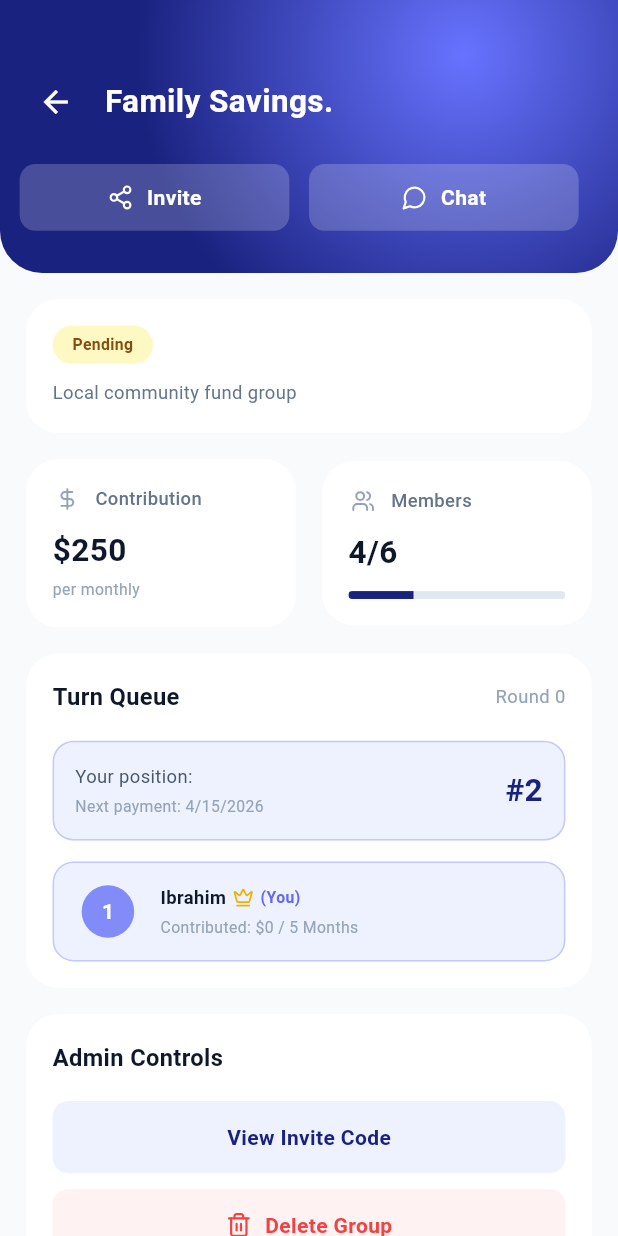
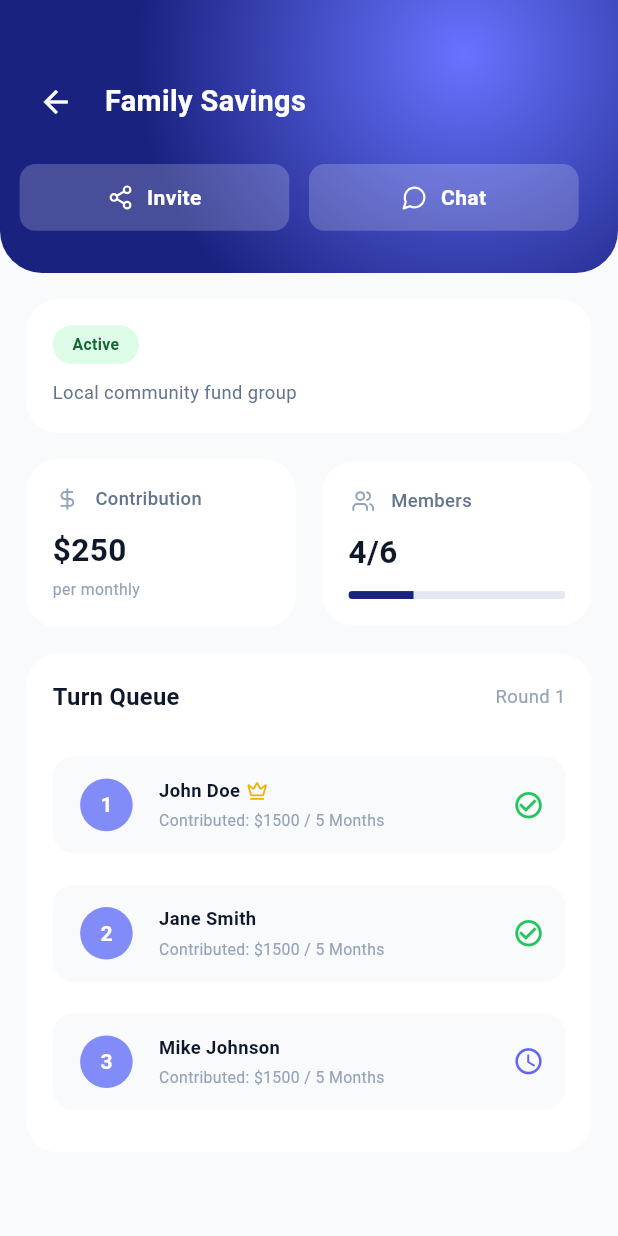
Before and after one commit to srsakilhossen302/derival81, a Flutter app: the _HomeView widget shown alone on an empty page, opened directly, after a tap on "Family Savings", on a phone screen of 412 x 824 dp. Run offline on Flutter 3.47's test engine with Material 3 defaults, Android fonts, the phone set to English and light mode, and no system bars; our stand-ins replace flutter_screenutil, flutter_svg, get, pinput.

Commit message:
feat: Implement initial Home screen with bottom navigation, including Group, Active Group Details, and Group Details screens.

```diff
--- /dev/null
+++ b/lib/View/Screen/Groups/view/active_group_details_screen.dart
@@ -0,0 +1,360 @@
+import 'package:flutter/material.dart';
+import 'package:get/get.dart';
+import 'package:flutter_screenutil/flutter_screenutil.dart';
+import 'package:flutter_svg/flutter_svg.dart';
+import '../../../../Utils/AppIcons/app_icons.dart';
+import '../model/group_model.dart';
+
+class ActiveGroupDetailsScreen extends StatelessWidget {
+  final GroupModel group;
+
+  const ActiveGroupDetailsScreen({Key? key, required this.group}) : super(key: key);
+
+  @override
+  Widget build(BuildContext context) {
+    return Scaffold(
+      backgroundColor: const Color(0xFFF8FAFC),
+      body: Column(
+        children: [
+          _buildHeader(),
+          Expanded(
+            child: SingleChildScrollView(
+              padding: EdgeInsets.all(20.r),
+              child: Column(
+                children: [
+                  _buildStatusCard(),
+                  SizedBox(height: 20.h),
+                  _buildStatCards(),
+                  SizedBox(height: 20.h),
+                  _buildTurnQueue(),
+                  SizedBox(height: 40.h),
+                ],
+              ),
+            ),
+          ),
+        ],
+      ),
+    );
+  }
+
+  Widget _buildHeader() {
+    return Container(
+      width: double.infinity,
+      padding: EdgeInsets.fromLTRB(12.w, 50.h, 24.w, 32.h),
+      decoration: BoxDecoration(
+        gradient: const RadialGradient(
+          center: Alignment(0.5, -0.6),
+          radius: 1.2,
+          colors: [
+            Color(0xFF6773FF),
+            Color(0xFF1A227F),
+          ],
+        ),
+        borderRadius: BorderRadius.only(
+          bottomLeft: Radius.circular(32.r),
+          bottomRight: Radius.circular(32.r),
+        ),
+      ),
+      child: Column(
+        children: [
+          Row(
+            children: [
+              IconButton(
+                onPressed: () => Get.back(),
+                icon: const Icon(Icons.arrow_back, color: Colors.white),
+              ),
+              SizedBox(width: 8.w),
+              Text(
+                '${group.name}',
+                style: TextStyle(
+                  color: Colors.white,
+                  fontSize: 22.sp,
+                  fontWeight: FontWeight.bold,
+                ),
+              ),
+            ],
+          ),
+          SizedBox(height: 20.h),
+          Row(
+            children: [
+              Expanded(
+                child: _buildHeaderBtn(AppIcons.inviteIcons, 'Invite'),
+              ),
+              SizedBox(width: 12.w),
+              Expanded(
+                child: _buildHeaderBtn(AppIcons.chatIcons, 'Chat'),
+              ),
+            ],
+          ),
+        ],
+      ),
+    );
+  }
+
+  Widget _buildHeaderBtn(String iconPath, String label) {
+    return Container(
+      padding: EdgeInsets.symmetric(vertical: 14.h),
+      decoration: BoxDecoration(
+        color: Colors.white.withOpacity(0.2),
+        borderRadius: BorderRadius.circular(12.r),
+      ),
+      child: Row(
+        mainAxisAlignment: MainAxisAlignment.center,
+        children: [
+          SvgPicture.asset(
+            iconPath,
+            colorFilter: const ColorFilter.mode(Colors.white, BlendMode.srcIn),
+            height: 20.h,
+          ),
+          SizedBox(width: 8.w),
+          Text(
+            label,
+            style: TextStyle(
+              color: Colors.white,
+              fontWeight: FontWeight.w600,
+              fontSize: 16.sp,
+            ),
+          ),
+        ],
+      ),
+    );
+  }
+
+  Widget _buildStatusCard() {
+    return Container(
+      width: double.infinity,
+      padding: EdgeInsets.all(20.r),
+      decoration: BoxDecoration(
+        color: Colors.white,
+        borderRadius: BorderRadius.circular(24.r),
+      ),
+      child: Column(
+        crossAxisAlignment: CrossAxisAlignment.start,
+        children: [
+          Container(
+            padding: EdgeInsets.symmetric(horizontal: 12.w, vertical: 6.h),
+            decoration: BoxDecoration(
+              color: const Color(0xFFDCFCE7),
+              borderRadius: BorderRadius.circular(20.r),
+            ),
+            child: Text(
+              'Active',
+              style: TextStyle(
+                color: const Color(0xFF166534),
+                fontSize: 12.sp,
+                fontWeight: FontWeight.w600,
+              ),
+            ),
+          ),
+          SizedBox(height: 12.h),
+          Text(
+            group.description,
+            style: TextStyle(
+              color: const Color(0xFF64748B),
+              fontSize: 14.sp,
+            ),
+          ),
+        ],
+      ),
+    );
+  }
+
+  Widget _buildStatCards() {
+    return Row(
+      children: [
+        Expanded(
+          child: _buildStatCard(
+            'Contribution',
+            '\$${group.amount.toInt()}',
+            'per monthly',
+            iconPath: AppIcons.dollerIcon,
+          ),
+        ),
+        SizedBox(width: 16.w),
+        Expanded(
+          child: _buildStatCard(
+            'Members',
+            '${group.membersCount}/${group.totalMembers}',
+            null,
+            iconPath: AppIcons.groupsIcons,
+            progress: group.progress,
+          ),
+        ),
+      ],
+    );
+  }
+
+  Widget _buildStatCard(String title, String value, String? subtitle, {String? iconPath, double? progress}) {
+    return Container(
+      padding: EdgeInsets.all(20.r),
+      decoration: BoxDecoration(
+        color: Colors.white,
+        borderRadius: BorderRadius.circular(24.r),
+      ),
+      child: Column(
+        crossAxisAlignment: CrossAxisAlignment.start,
+        children: [
+          Row(
+            children: [
+              if (iconPath != null)
+                SvgPicture.asset(
+                  iconPath,
+                  height: 18.h,
+                  width: 18.w,
+                  colorFilter: const ColorFilter.mode(Color(0xFF94A3B8), BlendMode.srcIn),
+                ),
+              SizedBox(width: 8.w),
+              Text(
+                title,
+                style: TextStyle(
+                  color: const Color(0xFF64748B),
+                  fontSize: 14.sp,
+                  fontWeight: FontWeight.w500,
+                ),
+              ),
+            ],
+          ),
+          SizedBox(height: 12.h),
+          Text(
+            value,
+            style: TextStyle(
+              color: const Color(0xFF0F172A),
+              fontSize: 24.sp,
+              fontWeight: FontWeight.bold,
+            ),
+          ),
+          if (subtitle != null) ...[
+            SizedBox(height: 4.h),
+            Text(
+              subtitle,
+              style: TextStyle(
+                color: const Color(0xFF94A3B8),
+                fontSize: 12.sp,
+              ),
+            ),
+          ],
+          if (progress != null) ...[
+            SizedBox(height: 12.h),
+            ClipRRect(
+              borderRadius: BorderRadius.circular(4.r),
+              child: LinearProgressIndicator(
+                value: progress,
+                backgroundColor: const Color(0xFFE2E8F0),
+                valueColor: const AlwaysStoppedAnimation<Color>(Color(0xFF1A227F)),
+                minHeight: 6.h,
+              ),
+            ),
+          ],
+        ],
+      ),
+    );
+  }
+
+  Widget _buildTurnQueue() {
+    return Container(
+      width: double.infinity,
+      padding: EdgeInsets.all(20.r),
+      decoration: BoxDecoration(
+        color: Colors.white,
+        borderRadius: BorderRadius.circular(24.r),
+      ),
+      child: Column(
+        crossAxisAlignment: CrossAxisAlignment.start,
+        children: [
+          Row(
+            mainAxisAlignment: MainAxisAlignment.spaceBetween,
+            children: [
+              Text(
+                'Turn Queue',
+                style: TextStyle(
+                  color: const Color(0xFF0F172A),
+                  fontSize: 18.sp,
+                  fontWeight: FontWeight.bold,
+                ),
+              ),
+              Text(
+                'Round 1',
+                style: TextStyle(
+                  color: const Color(0xFF94A3B8),
+                  fontSize: 14.sp,
+                ),
+              ),
+            ],
+          ),
+          SizedBox(height: 20.h),
+          _buildMemberItem(1, 'John Doe', isYou: true, isFirst: true, isCompleted: true),
+          _buildMemberItem(2, 'Jane Smith', isCompleted: true),
+          _buildMemberItem(3, 'Mike Johnson', isCompleted: false),
+        ],
+      ),
+    );
+  }
+
+  Widget _buildMemberItem(int rank, String name, {bool isYou = false, bool isFirst = false, bool isCompleted = false}) {
+    return Container(
+      padding: EdgeInsets.symmetric(vertical: 12.h),
+      child: Container(
+        padding: EdgeInsets.all(16.r),
+        decoration: BoxDecoration(
+          color: const Color(0xFFF8FAFC),
+          borderRadius: BorderRadius.circular(16.r),
+        ),
+        child: Row(
+          children: [
+            Container(
+              width: 40.w,
+              height: 40.h,
+              decoration: const BoxDecoration(
+                color: Color(0xFF818CF8),
+                shape: BoxShape.circle,
+              ),
+              child: Center(
+                child: Text(
+                  rank.toString(),
+                  style: TextStyle(color: Colors.white, fontWeight: FontWeight.bold, fontSize: 16.sp),
+                ),
+              ),
+            ),
+            SizedBox(width: 12.w),
+            Expanded(
+              child: Column(
+                crossAxisAlignment: CrossAxisAlignment.start,
+                children: [
+                  Row(
+                    children: [
+                      Text(
+                        name,
+                        style: TextStyle(
+                          color: const Color(0xFF0F172A),
+                          fontSize: 14.sp,
+                          fontWeight: FontWeight.bold,
+                        ),
+                      ),
+                      if (isFirst) ...[
+                        SizedBox(width: 4.w),
+                        SvgPicture.asset(AppIcons.mukutIcon, height: 16.h),
+                      ],
+                    ],
+                  ),
+                  SizedBox(height: 4.h),
+                  Text(
+                    'Contributed: \$1500 / 5 Months',
+                    style: TextStyle(
+                      color: const Color(0xFF94A3B8),
+                      fontSize: 12.sp,
+                    ),
+                  ),
+                ],
+              ),
+            ),
+            Icon(
+              isCompleted ? Icons.check_circle_outline : Icons.access_time,
+              color: isCompleted ? const Color(0xFF22C55E) : const Color(0xFF6366F1),
+              size: 24.sp,
+            ),
+          ],
+        ),
+      ),
+    );
+  }
+}
--- a/lib/View/Screen/Groups/view/group_details_screen.dart
+++ b/lib/View/Screen/Groups/view/group_details_screen.dart
@@ -307,7 +307,7 @@ class GroupDetailsScreen extends StatelessWidget {
           SizedBox(height: 20.h),
           _buildQueueHighlightBox(),
           SizedBox(height: 16.h),
-          _buildMemberItem(),
+          _buildMemberItem(1, 'Ibrahim', isYou: true, isFirst: true),
         ],
       ),
     );
@@ -357,7 +357,7 @@ class GroupDetailsScreen extends StatelessWidget {
     );
   }
 
-  Widget _buildMemberItem() {
+  Widget _buildMemberItem(int rank, String name, {bool isYou = false, bool isFirst = false, bool isCompleted = false}) {
     return Container(
       padding: EdgeInsets.all(16.r),
       decoration: BoxDecoration(
@@ -375,10 +375,7 @@ class GroupDetailsScreen extends StatelessWidget {
               shape: BoxShape.circle,
             ),
             child: Center(
-              child: Text(
-                '1',
-                style: TextStyle(color: Colors.white, fontWeight: FontWeight.bold, fontSize: 16.sp),
-              ),
+              child: Text(rank.toString(), style: TextStyle(color: Colors.white, fontWeight: FontWeight.bold, fontSize: 16.sp)),
             ),
           ),
           SizedBox(width: 12.w),
@@ -389,15 +386,18 @@ class GroupDetailsScreen extends StatelessWidget {
                 Row(
                   children: [
                     Text(
-                      'Ibrahim',
+                      name,
                       style: TextStyle(
                         color: const Color(0xFF0F172A),
                         fontSize: 14.sp,
                         fontWeight: FontWeight.bold,
                       ),
                     ),
+                    if (isFirst) ...[
                       SizedBox(width: 4.w),
                       SvgPicture.asset(AppIcons.mukutIcon, height: 16.h),
+                    ],
+                    if (isYou) ...[
                       SizedBox(width: 4.w),
                       Text(
                         '(You)',
@@ -407,6 +407,7 @@ class GroupDetailsScreen extends StatelessWidget {
                           fontWeight: FontWeight.w600,
                         ),
                       ),
+                    ],
                   ],
                 ),
                 SizedBox(height: 4.h),
--- a/lib/View/Screen/Groups/view/group_screen.dart
+++ b/lib/View/Screen/Groups/view/group_screen.dart
@@ -6,8 +6,7 @@ import '../../../../Utils/AppIcons/app_icons.dart';
 import '../controller/group_controller.dart';
 import '../model/group_model.dart';
 import 'create_group_screen.dart';
-
-import 'group_details_screen.dart';
+import 'active_group_details_screen.dart';
 
 class GroupScreen extends StatelessWidget {
   const GroupScreen({Key? key}) : super(key: key);
@@ -57,7 +56,7 @@ class GroupScreen extends StatelessWidget {
                       }
                       final group = controller.groups[index - 2];
                       return GestureDetector(
-                        onTap: () => Get.to(() => GroupDetailsScreen(group: group)),
+                        onTap: () => Get.to(() => ActiveGroupDetailsScreen(group: group)),
                         child: _buildGroupCard(group),
                       );
                     },
--- a/lib/View/Screen/Home/view/home_screen.dart
+++ b/lib/View/Screen/Home/view/home_screen.dart
@@ -8,8 +8,7 @@ import '../../Notification/view/notification_screen.dart';
 import '../../Groups/view/group_screen.dart';
 import '../../Groups/controller/group_controller.dart';
 import '../../Groups/view/create_group_screen.dart';
-
-import '../../Groups/view/group_details_screen.dart';
+import '../../Groups/view/active_group_details_screen.dart';
 
 class HomeScreen extends StatelessWidget {
   HomeScreen({Key? key}) : super(key: key);
@@ -375,7 +374,7 @@ class _HomeView extends StatelessWidget {
               return Column(
                 children: groupController.groups.map((group) {
                   return GestureDetector(
-                    onTap: () => Get.to(() => GroupDetailsScreen(group: group)),
+                    onTap: () => Get.to(() => ActiveGroupDetailsScreen(group: group)),
                     child: Container(
                       margin: const EdgeInsets.only(bottom: 16),
                       padding: const EdgeInsets.all(20),
```
Lines whose indentation alone changed are shown as unchanged.
